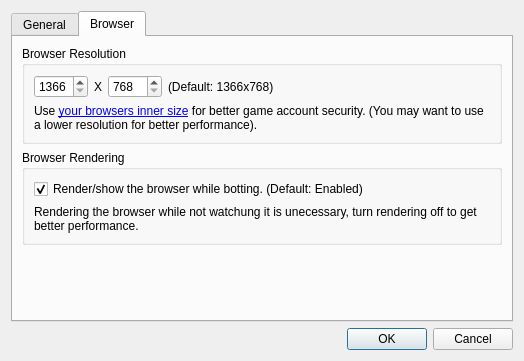
The window that botfather/gui/config_dialog.ui (botfatherio/botfather) describes before a commit, drawn with Qt 5.
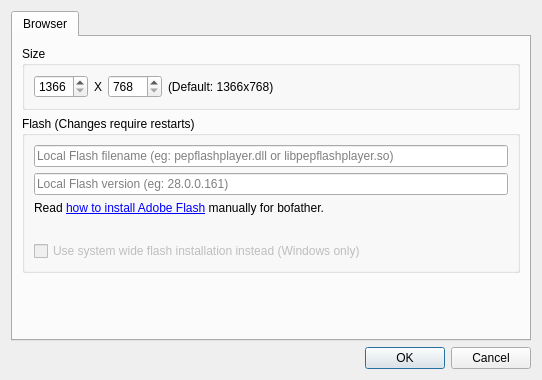
The same window after the commit. The open tabs and pages were chosen to show the change. Icons and pictures are not drawn.

Commit message: Adds new flash settings to config

```diff
--- a/botfather/gui/config_dialog.ui
+++ b/botfather/gui/config_dialog.ui
@@ -6,8 +6,8 @@
    <rect>
     <x>0</x>
     <y>0</y>
-    <width>524</width>
-    <height>361</height>
+    <width>542</width>
+    <height>380</height>
    </rect>
   </property>
   <property name="windowTitle">
@@ -23,42 +23,6 @@
      <property name="currentIndex">
       <number>0</number>
      </property>
-     <widget class="QWidget" name="tab_2">
-      <attribute name="title">
-       <string>General</string>
-      </attribute>
-      <layout class="QVBoxLayout" name="verticalLayout_3">
-       <item>
-        <widget class="QGroupBox" name="groupBox">
-         <property name="title">
-          <string>Auto open log</string>
-         </property>
-         <layout class="QVBoxLayout" name="verticalLayout_5">
-          <item>
-           <widget class="QCheckBox" name="open_log_on_play">
-            <property name="text">
-             <string>Automatically open the log window when executing a bot script.</string>
-            </property>
-           </widget>
-          </item>
-         </layout>
-        </widget>
-       </item>
-       <item>
-        <spacer name="verticalSpacer_3">
-         <property name="orientation">
-          <enum>Qt::Vertical</enum>
-         </property>
-         <property name="sizeHint" stdset="0">
-          <size>
-           <width>20</width>
-           <height>40</height>
-          </size>
-         </property>
-        </spacer>
-       </item>
-      </layout>
-     </widget>
      <widget class="QWidget" name="tab">
       <attribute name="title">
        <string>Browser</string>
@@ -67,7 +31,7 @@
        <item>
         <widget class="QGroupBox" name="groupBox_2">
          <property name="title">
-          <string>Browser Resolution</string>
+          <string>Size</string>
          </property>
          <layout class="QVBoxLayout" name="verticalLayout_4">
           <item>
@@ -127,48 +91,59 @@
             </item>
            </layout>
           </item>
-          <item>
-           <widget class="QLabel" name="label_3">
-            <property name="enabled">
-             <bool>true</bool>
-            </property>
-            <property name="text">
-             <string>&lt;html&gt;&lt;head/&gt;&lt;body&gt;&lt;p&gt;Use &lt;a href=&quot;http://resizemybrowser.com/&quot;&gt;&lt;span style=&quot; text-decoration: underline; color:#0000ff;&quot;&gt;your browsers inner size&lt;/span&gt;&lt;/a&gt; for better game account security. (You may want to use a lower resolution for better performance).&lt;/p&gt;&lt;/body&gt;&lt;/html&gt;</string>
-            </property>
-            <property name="wordWrap">
-             <bool>true</bool>
-            </property>
-           </widget>
-          </item>
          </layout>
         </widget>
        </item>
        <item>
-        <widget class="QGroupBox" name="groupBox_5">
+        <widget class="QGroupBox" name="groupBox">
          <property name="title">
-          <string>Browser Rendering</string>
+          <string>Flash (Changes require restarts)</string>
          </property>
-         <layout class="QVBoxLayout" name="verticalLayout_18">
+         <layout class="QVBoxLayout" name="verticalLayout_3">
           <item>
-           <widget class="QCheckBox" name="browser_render">
-            <property name="text">
-             <string>Render/show the browser while botting. (Default: Enabled)</string>
+           <widget class="QLineEdit" name="local_flash_filename">
+            <property name="placeholderText">
+             <string>Local Flash filename (eg: pepflashplayer.dll or libpepflashplayer.so)</string>
             </property>
-            <property name="checked">
-             <bool>true</bool>
+           </widget>
+          </item>
+          <item>
+           <widget class="QLineEdit" name="local_flash_version">
+            <property name="placeholderText">
+             <string>Local Flash version (eg: 28.0.0.161)</string>
             </property>
            </widget>
           </item>
           <item>
            <widget class="QLabel" name="label">
             <property name="text">
-             <string>Rendering the browser while not watchung it is unecessary, turn rendering off to get better performance.</string>
+             <string>&lt;html&gt;&lt;head/&gt;&lt;body&gt;&lt;p&gt;Read &lt;a href=&quot;https://botfather.io/docs/player/how-to-install-adobe-flash/&quot;&gt;&lt;span style=&quot; text-decoration: underline; color:#0000ff;&quot;&gt;how to install Adobe Flash&lt;/span&gt;&lt;/a&gt; manually for bofather.&lt;/p&gt;&lt;/body&gt;&lt;/html&gt;</string>
             </property>
-            <property name="wordWrap">
+            <property name="openExternalLinks">
              <bool>true</bool>
             </property>
            </widget>
           </item>
+          <item>
+           <widget class="QLabel" name="manual_flash_installation_info">
+            <property name="enabled">
+             <bool>true</bool>
+            </property>
+            <property name="text">
+             <string/>
+            </property>
+           </widget>
+          </item>
+          <item>
+           <widget class="QCheckBox" name="use_system_flash">
+            <property name="enabled">
+             <bool>false</bool>
+            </property>
+            <property name="text">
+             <string>Use system wide flash installation instead (Windows only)</string>
+            </property>
+           </widget>
+          </item>
          </layout>
         </widget>
        </item>
```
The commit also changes 2 other files.
